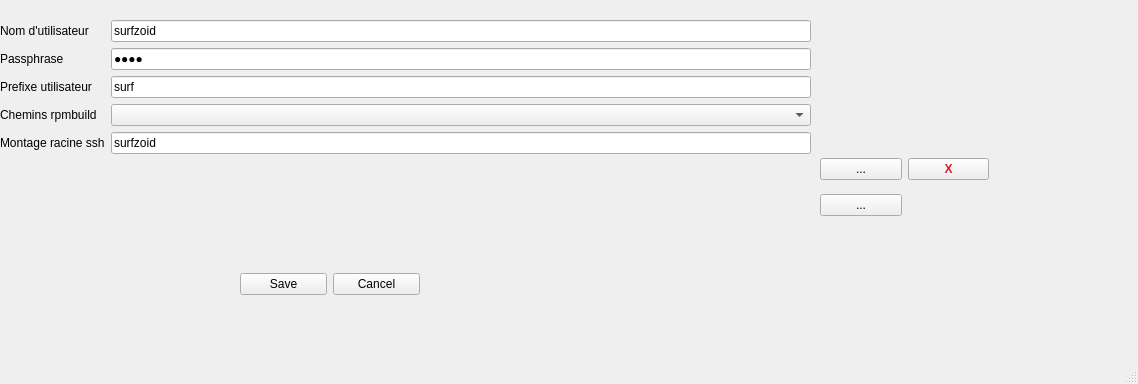
Before: the Qt Designer form parametres.ui in surfzoid/umlo, drawn with Qt 5.
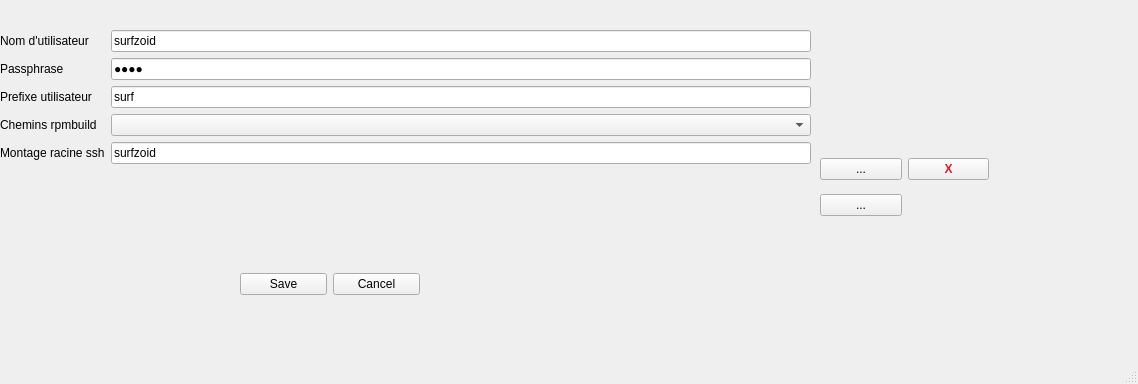
After: the same form once the commit is applied.

```diff
--- a/parametres.ui
+++ b/parametres.ui
@@ -18,9 +18,9 @@
     <property name="geometry">
      <rect>
       <x>0</x>
-      <y>20</y>
+      <y>30</y>
       <width>811</width>
-      <height>201</height>
+      <height>191</height>
      </rect>
     </property>
     <layout class="QFormLayout" name="formLayout">
@@ -142,7 +142,7 @@
      </item>
     </layout>
    </widget>
-   <widget class="QWidget" name="">
+   <widget class="QWidget" name="layoutWidget">
     <property name="geometry">
      <rect>
       <x>820</x>
```
